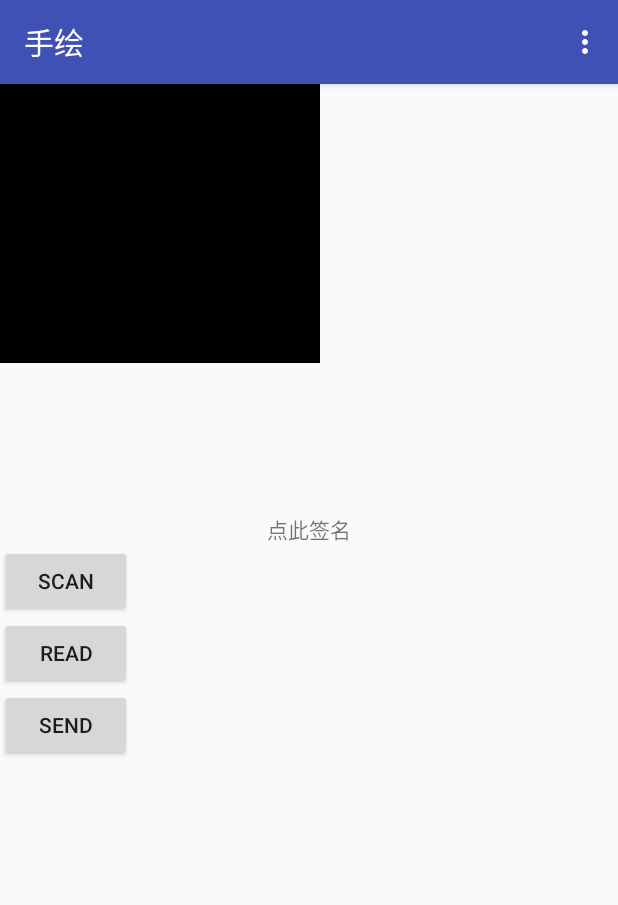
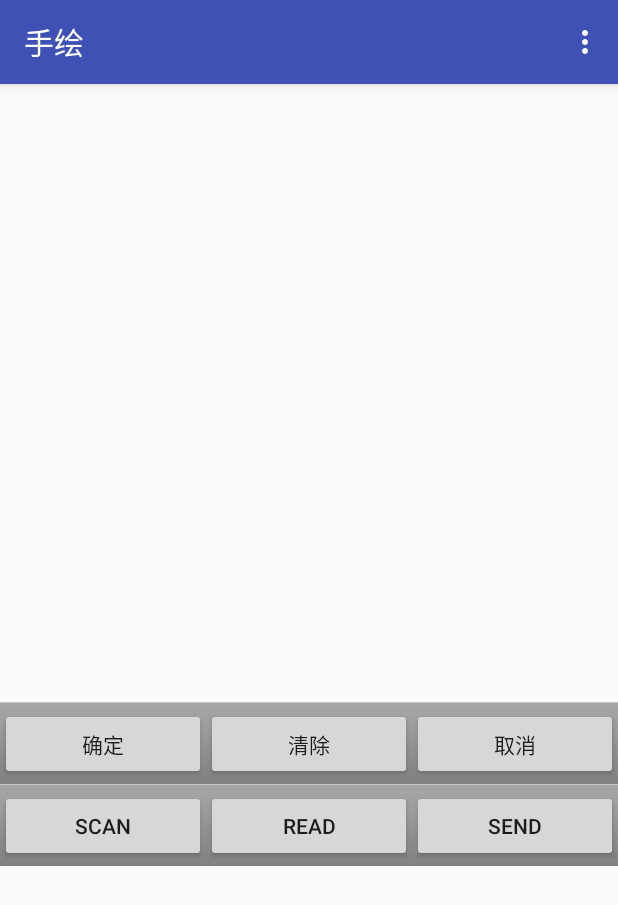
Before and after one commit to sprindy/yyb, an Android app: the screen it shows after launch (MainActivity), on a phone screen of 412 x 824 dp. Shown: the top 905 px of the screen. Run offline under Robolectric (Android 15) with nearby library versions, the phone set to English and light mode, and no system bars.

Commit message:
[YYB][HandDraw] Finish basic function of hand write.
Symptom:
Project: YYB.
Note: N/A

```diff
--- a/app/HandDraw/app/src/main/java/com/sprindy/handdraw/BleController.java
+++ b/app/HandDraw/app/src/main/java/com/sprindy/handdraw/BleController.java
@@ -335,7 +335,7 @@ public class BleController{
             final byte[] packageData = new byte[20];
             //TODO 0xff will regards as -1
             for (int i=0; i<data.length/16; i++) {
-                packageData[0] = (byte) data.length;
+                packageData[0] = (byte) (data.length/16);
                 packageData[1] = (byte) i;
                 packageData[2] = (byte) 1; //led enable
                 packageData[3] = (byte) 0; //reserved
--- a/app/HandDraw/app/src/main/java/com/sprindy/handdraw/MainActivity.java
+++ b/app/HandDraw/app/src/main/java/com/sprindy/handdraw/MainActivity.java
@@ -13,6 +13,7 @@ import android.graphics.EmbossMaskFilter;
 import android.os.Handler;
 import android.support.v7.app.AppCompatActivity;
 import android.os.Bundle;
+import android.util.DisplayMetrics;
 import android.util.Log;
 import android.view.Menu;
 import android.view.MenuInflater;
@@ -20,7 +21,9 @@ import android.view.MenuItem;
 import android.view.View;
 import android.widget.ArrayAdapter;
 import android.widget.Button;
+import android.widget.FrameLayout;
 import android.widget.ImageView;
+import android.widget.LinearLayout;
 import android.widget.ListAdapter;
 import android.widget.ListView;
 import android.widget.TextView;
@@ -54,6 +57,10 @@ public class MainActivity extends AppCompatActivity implements View.OnClickListe
     EmbossMaskFilter emboss;
     BlurMaskFilter blur;
 
+    private PaintView mPaintView;
+    private FrameLayout mFrameLayout;
+    private Button mBtnOK, mBtnClear, mBtnCancel;
+
     @Override
     public void onCreate(Bundle savedInstanceState) {
         super.onCreate(savedInstanceState);
@@ -70,25 +77,69 @@ public class MainActivity extends AppCompatActivity implements View.OnClickListe
         btn_ble_send.setOnClickListener(this);
 
 
+//        mIVSign = (ImageView) findViewById(R.id.iv_sign);
+//        mTVSign = (TextView) findViewById(R.id.tv_sign);
+//
+//        mTVSign.setOnClickListener(new View.OnClickListener() {
+//
+//            @Override
+//            public void onClick(View view) {
+//                WritePadDialog mWritePadDialog = new WritePadDialog(
+//                        MainActivity.this, new WriteDilogListener() {
+//
+//                    @Override
+//                    public void onPaintDone(Object object) {
+//                        mSignBitmap = (Bitmap) object;
+//                        mIVSign.setImageBitmap(mSignBitmap);
+//                        //mTVSign.setVisibility(View.GONE);
+//                    }
+//                });
+//
+//                mWritePadDialog.show();
+//            }
+//        });
+        DisplayMetrics mDisplayMetrics = new DisplayMetrics();
+        getWindow().getWindowManager().getDefaultDisplay().getMetrics(mDisplayMetrics);
+        int screenWidth = mDisplayMetrics.widthPixels;
+        int screenHeight = mDisplayMetrics.heightPixels;
+        final float scale = this.getResources().getDisplayMetrics().density;
+
         mIVSign = (ImageView) findViewById(R.id.iv_sign);
-        mTVSign = (TextView) findViewById(R.id.tv_sign);
+        mFrameLayout = (FrameLayout) findViewById(R.id.tablet_view);
 
-        mTVSign.setOnClickListener(new View.OnClickListener() {
+        LinearLayout.LayoutParams ff=new LinearLayout.LayoutParams(LinearLayout.LayoutParams.WRAP_CONTENT, screenWidth);
+//        FrameLayout.LayoutParams frameLayoutParams =(FrameLayout.LayoutParams) mFrameLayout.getLayoutParams();
+//        frameLayoutParams.height = screenWidth;
+        mFrameLayout.setLayoutParams(ff);
+
+        mPaintView = new PaintView(MainActivity.this, screenWidth, screenWidth);
+        if(MainActivity.this instanceof MainActivity){
+            MainActivity mainActivity = (MainActivity) MainActivity.this;
+            mPaintView.setBleController(mainActivity.getmBleController());
+        }
+        mFrameLayout.addView(mPaintView);
+        mPaintView.requestFocus();
+
+        mBtnOK = (Button) findViewById(R.id.write_pad_ok);
+        mBtnOK.setOnClickListener(new View.OnClickListener() {
 
             @Override
-            public void onClick(View view) {
-                WritePadDialog mWritePadDialog = new WritePadDialog(
-                        MainActivity.this, new WriteDilogListener() {
+            public void onClick(View v) {
+                if (mPaintView.getPath().isEmpty()) {
+                    Toast.makeText(MainActivity.this, "请写下你的大名", Toast.LENGTH_SHORT).show();
+                    return;
+                }
+                mIVSign.setImageBitmap(mPaintView.getPaintBitmap());
 
-                    @Override
-                    public void onPaintDone(Object object) {
-                        mSignBitmap = (Bitmap) object;
-                        mIVSign.setImageBitmap(mSignBitmap);
-                        //mTVSign.setVisibility(View.GONE);
-                    }
-                });
+            }
+        });
 
-                mWritePadDialog.show();
+        mBtnClear = (Button) findViewById(R.id.write_pad_clear);
+        mBtnClear.setOnClickListener(new View.OnClickListener() {
+
+            @Override
+            public void onClick(View v) {
+                mPaintView.clear();
             }
         });
 
@@ -140,47 +191,47 @@ public class MainActivity extends AppCompatActivity implements View.OnClickListe
         inflator.inflate(R.menu.my_menu,menu);
         return super.onCreateOptionsMenu(menu);
     }
-    //菜单项被单击后的回调方法
-    @Override
-    public boolean onOptionsItemSelected(MenuItem mi)
-    {
-        DrawView dv = (DrawView)findViewById(R.id.my_draw);
-        //判断单击的是哪个菜单项,并有针对性地做出响应
-        switch(mi.getItemId())
-        {
-            case R.id.red:
-                dv.paint.setColor(Color.RED);
-                mi.setChecked(true);
-                break;
-            case R.id.green:
-                dv.paint.setColor(Color.GREEN);
-                mi.setChecked(true);
-                break;
-            case R.id.blue:
-                dv.paint.setColor(Color.BLUE);
-                mi.setChecked(true);
-                break;
-            case R.id.width_1:
-                dv.paint.setStrokeWidth(1);
-                mi.setChecked(true);
-                break;
-            case R.id.width_3:
-                dv.paint.setStrokeWidth(3);
-                mi.setChecked(true);
-                break;
-            case R.id.width_5:
-                dv.paint.setStrokeWidth(5);
-                mi.setChecked(true);
-                break;
-            case R.id.blur:
-                dv.paint.setMaskFilter(blur);
-                mi.setChecked(true);
-                break;
-            case R.id.emboss:
-                dv.paint.setMaskFilter(emboss);
-                mi.setChecked(true);
-                break;
-        }
-        return true;
-    }
+//    //菜单项被单击后的回调方法
+//    @Override
+//    public boolean onOptionsItemSelected(MenuItem mi)
+//    {
+//        DrawView dv = (DrawView)findViewById(R.id.my_draw);
+//        //判断单击的是哪个菜单项,并有针对性地做出响应
+//        switch(mi.getItemId())
+//        {
+//            case R.id.red:
+//                dv.paint.setColor(Color.RED);
+//                mi.setChecked(true);
+//                break;
+//            case R.id.green:
+//                dv.paint.setColor(Color.GREEN);
+//                mi.setChecked(true);
+//                break;
+//            case R.id.blue:
+//                dv.paint.setColor(Color.BLUE);
+//                mi.setChecked(true);
+//                break;
+//            case R.id.width_1:
+//                dv.paint.setStrokeWidth(1);
+//                mi.setChecked(true);
+//                break;
+//            case R.id.width_3:
+//                dv.paint.setStrokeWidth(3);
+//                mi.setChecked(true);
+//                break;
+//            case R.id.width_5:
+//                dv.paint.setStrokeWidth(5);
+//                mi.setChecked(true);
+//                break;
+//            case R.id.blur:
+//                dv.paint.setMaskFilter(blur);
+//                mi.setChecked(true);
+//                break;
+//            case R.id.emboss:
+//                dv.paint.setMaskFilter(emboss);
+//                mi.setChecked(true);
+//                break;
+//        }
+//        return true;
+//    }
 }
--- a/app/HandDraw/app/src/main/java/com/sprindy/handdraw/PaintView.java
+++ b/app/HandDraw/app/src/main/java/com/sprindy/handdraw/PaintView.java
@@ -99,6 +99,7 @@ public class PaintView extends View {
     {
         int x = pointX/xspace;
         int y = pointY/yspace;
+        Log.e("wangrui", "xspace = " + xspace +"yspace = " + yspace + "x = " + x  + "   y = " + y + "pointX = " + pointX + "pointY = " + pointY);
         if(x<32&&x>=0&&y>=0&&y<32){
 
             paintArray[y][x] = 1;
@@ -107,7 +108,7 @@ public class PaintView extends View {
     }
 
     public Bitmap getPaintBitmap() {
-        return resizeImage(mBitmap, 32, 32);
+        return resizeImage(mBitmap, 100, 100);
     }
 
     public Path getPath() {
--- a/app/HandDraw/app/src/main/java/com/sprindy/handdraw/WritePadDialog.java
+++ b/app/HandDraw/app/src/main/java/com/sprindy/handdraw/WritePadDialog.java
@@ -40,7 +40,7 @@ public class WritePadDialog extends Dialog {
         getWindow().getWindowManager().getDefaultDisplay().getMetrics(mDisplayMetrics);
         int screenWidth = mDisplayMetrics.widthPixels;
         int screenHeight = mDisplayMetrics.heightPixels;
-        mPaintView = new PaintView(mContext, screenWidth, screenHeight);
+        mPaintView = new PaintView(mContext, screenWidth, 320);
         if(this.mContext instanceof MainActivity){
             MainActivity mainActivity = (MainActivity) mContext;
             mPaintView.setBleController(mainActivity.getmBleController());
--- a/app/HandDraw/app/src/main/res/layout/activity_main.xml
+++ b/app/HandDraw/app/src/main/res/layout/activity_main.xml
@@ -5,52 +5,91 @@
     android:layout_width="fill_parent"
     android:layout_height="fill_parent"
     android:orientation="vertical"
-    tools:context="com.sprindy.handdraw.MainActivity"
-    android:weightSum="1">
+    android:weightSum="1"
+    tools:context="com.sprindy.handdraw.MainActivity">
 
-    <com.sprindy.handdraw.DrawView
-        android:id="@+id/my_draw"
-        android:layout_width="241dp"
-        android:layout_height="186dp" />
+
+    <FrameLayout
+        android:id="@+id/tablet_view"
+        android:layout_width="fill_parent"
+        android:layout_height="wrap_content"></FrameLayout>
+
+    <LinearLayout
+        android:layout_width="fill_parent"
+        android:layout_height="wrap_content"
+        android:background="@android:drawable/bottom_bar"
+        android:paddingTop="4dp">
+
+        <Button
+            android:id="@+id/write_pad_ok"
+            android:layout_width="wrap_content"
+            android:layout_height="wrap_content"
+            android:layout_weight="1"
+            android:text="确定" />
+
+        <Button
+            android:id="@+id/write_pad_clear"
+            android:layout_width="wrap_content"
+            android:layout_height="wrap_content"
+            android:layout_weight="1"
+            android:text="清除" />
+
+        <Button
+            android:id="@+id/write_pad_cancel"
+            android:layout_width="wrap_content"
+            android:layout_height="wrap_content"
+            android:layout_weight="1"
+            android:text="取消" />
+    </LinearLayout>
+
+    <LinearLayout
+        android:layout_width="fill_parent"
+        android:layout_height="wrap_content">
+
         <ImageView
             android:id="@+id/iv_sign"
-        android:layout_marginTop="50dp"
             android:layout_width="wrap_content"
             android:layout_height="wrap_content"
-        android:layout_gravity="center"
-        />
+            android:layout_gravity="center" />
+    </LinearLayout>
 
-    <TextView
-        android:id="@+id/tv_sign"
-        android:layout_marginTop="50dp"
-        android:layout_below="@id/iv_sign"
-        android:layout_width="wrap_content"
+    <LinearLayout
+        android:layout_width="fill_parent"
         android:layout_height="wrap_content"
-        android:layout_gravity="center"
-        android:text="点此签名"
-        />
+        android:background="@android:drawable/bottom_bar"
+        android:paddingTop="4dp">
 
         <Button
             android:id="@+id/btn_ble_scan"
+            android:layout_width="wrap_content"
+            android:layout_height="wrap_content"
             android:text="SCAN"
-        android:layout_width="wrap_content"
-        android:layout_height="wrap_content" />
+            android:layout_weight="1"/>
 
         <Button
             android:id="@+id/btn_ble_read"
+            android:layout_width="wrap_content"
+            android:layout_height="wrap_content"
             android:text="READ"
-        android:layout_width="wrap_content"
-        android:layout_height="wrap_content" />
+            android:layout_weight="1"/>
 
         <Button
             android:id="@+id/btn_ble_send"
+            android:layout_width="wrap_content"
+            android:layout_height="wrap_content"
             android:text="SEND"
-        android:layout_width="wrap_content"
-        android:layout_height="wrap_content" />
+            android:layout_weight="1"/>
+
+    </LinearLayout>
+    <LinearLayout
+        android:layout_width="fill_parent"
+        android:layout_height="wrap_content">
 
         <ListView
             android:id="@+id/list_ble"
             android:layout_width="match_parent"
-        android:layout_height="match_parent" />
+            android:layout_height="match_parent"
+            android:layout_weight="1"/>
+    </LinearLayout>
 
 </LinearLayout>
--- a/app/HandDraw/app/src/main/res/layout/write_pad.xml
+++ b/app/HandDraw/app/src/main/res/layout/write_pad.xml
@@ -9,7 +9,7 @@ android:orientation="vertical" >
 <FrameLayout
     android:id="@+id/tablet_view"
     android:layout_width="fill_parent"
-    android:layout_height="300dp" >
+    android:layout_height="320px" >
 </FrameLayout>
 
 <LinearLayout
```
Lines whose indentation alone changed are shown as unchanged.
